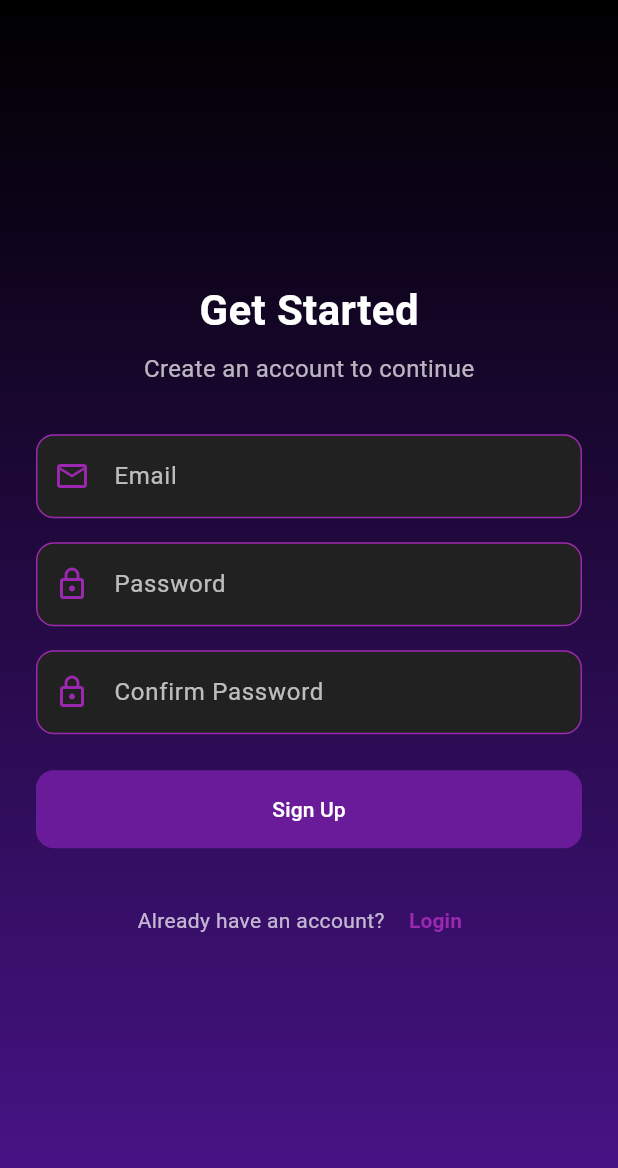
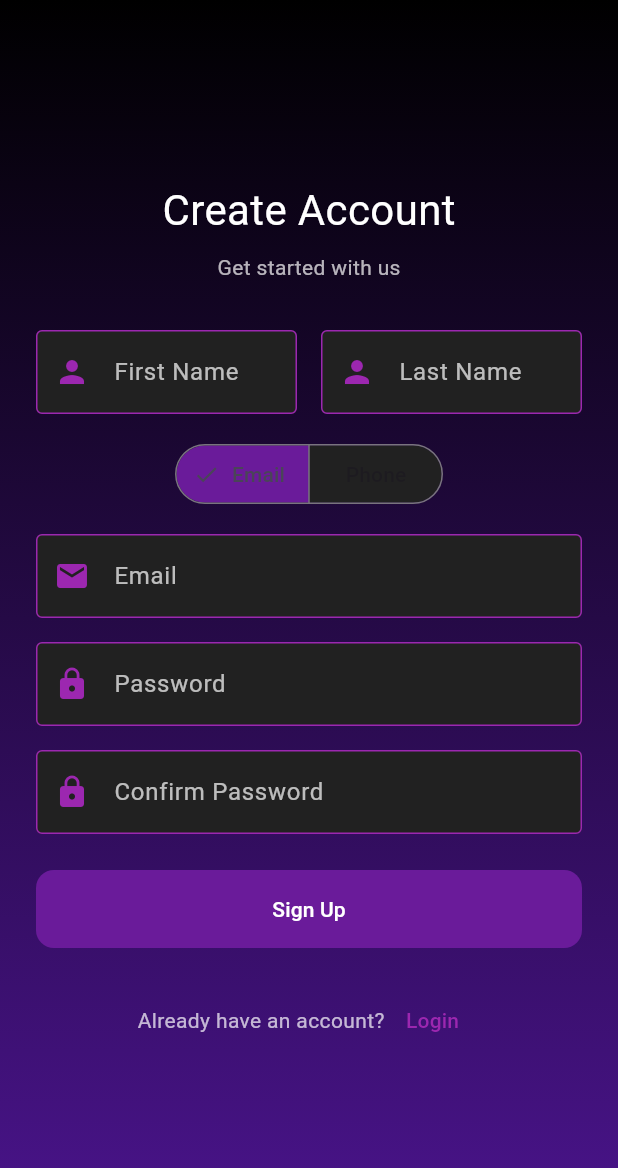
Before and after one commit to leoulendryas/transport_share_app, a Flutter app: the RegisterScreen screen opened by its route, on a phone screen of 412 x 824 dp. Shown: the top 1168 px of the screen. Run offline on Flutter 3.47's test engine with Material 3 defaults, Android fonts, the phone set to English and light mode, and no system bars; our stand-ins replace flutter_animate, flutter_typeahead, geocoding, geolocator, liquid_pull_to_refresh, shared_preferences and 2 more; accounts and stored records are empty.

Commit message:
Update register_screen.dart

```diff
--- a/lib/screens/auth/register_screen.dart
+++ b/lib/screens/auth/register_screen.dart
@@ -1,6 +1,7 @@
 import 'package:flutter/material.dart';
 import 'package:provider/provider.dart';
 import '../../../services/auth_service.dart';
+import 'verify_screen.dart'; // Add this import
 
 class RegisterScreen extends StatefulWidget {
   const RegisterScreen({super.key});
@@ -11,31 +12,19 @@ class RegisterScreen extends StatefulWidget {
 
 class _RegisterScreenState extends State<RegisterScreen> {
   final _formKey = GlobalKey<FormState>();
+  final _firstNameController = TextEditingController();
+  final _lastNameController = TextEditingController();
   final _emailController = TextEditingController();
+  final _phoneController = TextEditingController();
   final _passwordController = TextEditingController();
   final _confirmPasswordController = TextEditingController();
   bool _isLoading = false;
+  bool _useEmail = true;
 
   Future<void> _submit() async {
     if (!_formKey.currentState!.validate()) return;
     if (_passwordController.text != _confirmPasswordController.text) {
-      if (mounted) {
-        ScaffoldMessenger.of(context).showSnackBar(
-          SnackBar(
-            content: const Text('Passwords do not match'),
-            backgroundColor: Colors.purple[800],
-            behavior: SnackBarBehavior.floating,
-            shape: RoundedRectangleBorder(
-              borderRadius: BorderRadius.circular(10),
-            ),
-            action: SnackBarAction(
-              label: 'OK',
-              textColor: Colors.white,
-              onPressed: () {},
-            ),
-          ),
-        );
-      }
+      _showError('Passwords do not match');
       return;
     }
 
@@ -43,40 +32,49 @@ class _RegisterScreenState extends State<RegisterScreen> {
 
     try {
       await Provider.of<AuthService>(context, listen: false).register(
-        email: _emailController.text.trim(),
+        firstName: _firstNameController.text.trim(),
+        lastName: _lastNameController.text.trim(),
+        email: _useEmail ? _emailController.text.trim() : null,
+        phone: !_useEmail ? _phoneController.text.trim() : null,
         password: _passwordController.text.trim(),
       );
+
       if (mounted) {
-        Navigator.pushReplacementNamed(context, '/rides');
-      }
-    } catch (e) {
-      if (mounted) {
-        ScaffoldMessenger.of(context).showSnackBar(
-          SnackBar(
-            content: Text(e.toString()),
-            backgroundColor: Colors.purple[800],
-            behavior: SnackBarBehavior.floating,
-            shape: RoundedRectangleBorder(
-              borderRadius: BorderRadius.circular(10),
-            ),
-            action: SnackBarAction(
-              label: 'OK',
-              textColor: Colors.white,
-              onPressed: () {},
+        // Redirect to verification screen
+        Navigator.pushReplacement(
+          context,
+          MaterialPageRoute(
+            builder: (context) => VerifyScreen(
+              email: _useEmail ? _emailController.text.trim() : null,
+              phone: !_useEmail ? _phoneController.text.trim() : null,
             ),
           ),
         );
       }
+    } catch (e) {
+      _showError(e.toString());
     } finally {
-      if (mounted) {
-        setState(() => _isLoading = false);
+      if (mounted) setState(() => _isLoading = false);
     }
   }
+
+  void _showError(String message) {
+    if (!mounted) return;
+    ScaffoldMessenger.of(context).showSnackBar(
+      SnackBar(
+        content: Text(message),
+        backgroundColor: Colors.purple[800],
+        behavior: SnackBarBehavior.floating,
+        shape: RoundedRectangleBorder(borderRadius: BorderRadius.circular(10)),
+    ));
   }
 
   @override
   void dispose() {
+    _firstNameController.dispose();
+    _lastNameController.dispose();
     _emailController.dispose();
+    _phoneController.dispose();
     _passwordController.dispose();
     _confirmPasswordController.dispose();
     super.dispose();
@@ -89,12 +87,9 @@ class _RegisterScreenState extends State<RegisterScreen> {
       body: Container(
         decoration: BoxDecoration(
           gradient: LinearGradient(
+            colors: [Colors.black, Colors.purple[900]!],
             begin: Alignment.topCenter,
             end: Alignment.bottomCenter,
-            colors: [
-              Colors.black,
-              Colors.purple[900]!,
-            ],
           ),
         ),
         child: Center(
@@ -103,135 +98,141 @@ class _RegisterScreenState extends State<RegisterScreen> {
             child: Form(
               key: _formKey,
               child: Column(
-                mainAxisAlignment: MainAxisAlignment.center,
                 mainAxisSize: MainAxisSize.min,
                 children: [
-                  Text(
-                    'Get Started',
-                    style: TextStyle(
-                      fontSize: 28,
-                      fontWeight: FontWeight.bold,
-                      color: Colors.white,
+                  Text('Create Account',
+                    style: TextStyle(fontSize: 28, color: Colors.white)),
+                  const SizedBox(height: 8),
+                  Text('Get started with us',
+                    style: TextStyle(color: Colors.white70)),
+                  const SizedBox(height: 32),
+
+                  // Name Fields
+                  Row(
+                    children: [
+                      Expanded(
+                        child: _buildTextField(
+                          controller: _firstNameController,
+                          label: 'First Name',
+                          icon: Icons.person,
+                          validator: (v) => v!.isEmpty ? 'Required' : null,
                         ),
                       ),
-                  const SizedBox(height: 8),
-                  Text(
-                    'Create an account to continue',
-                    style: TextStyle(
-                      fontSize: 16,
-                      color: Colors.white.withOpacity(0.7),
+                      const SizedBox(width: 16),
+                      Expanded(
+                        child: _buildTextField(
+                          controller: _lastNameController,
+                          label: 'Last Name',
+                          icon: Icons.person,
+                          validator: (v) => v!.isEmpty ? 'Required' : null,
                         ),
                       ),
-                  const SizedBox(height: 32),
-                  TextFormField(
+                    ],
+                  ),
+                  const SizedBox(height: 16),
+
+                  // Email/Phone Toggle
+                  SegmentedButton<bool>(
+                    segments: const [
+                      ButtonSegment(value: true, label: Text('Email')),
+                      ButtonSegment(value: false, label: Text('Phone')),
+                    ],
+                    selected: {_useEmail},
+                    onSelectionChanged: (Set<bool> newSelection) =>
+                        setState(() => _useEmail = newSelection.first),
+                    style: ButtonStyle(
+                      backgroundColor: WidgetStateProperty.resolveWith<Color>(
+                        (states) => states.contains(WidgetState.selected)
+                            ? Colors.purple[800]!
+                            : Colors.grey[900]!,
+                      ),
+                    ),
+                  ),
+                  const SizedBox(height: 16),
+
+                  // Email/Phone Field
+                  _useEmail
+                      ? _buildTextField(
                           controller: _emailController,
+                          label: 'Email',
+                          icon: Icons.email,
+                          validator: (v) =>
+                              v!.contains('@') ? null : 'Invalid email',
+                        )
+                      : _buildTextField(
+                          controller: _phoneController,
+                          label: 'Phone Number',
+                          icon: Icons.phone,
+                          keyboardType: TextInputType.phone,
+                          validator: (v) =>
+                              v!.length < 10 ? 'Invalid phone' : null,
+                        ),
+
+                  const SizedBox(height: 16),
+                  _buildTextField(
+                    controller: _passwordController,
+                    label: 'Password',
+                    icon: Icons.lock,
+                    obscureText: true,
+                    validator: (v) =>
+                        v!.length < 6 ? 'Min 6 characters' : null,
+                  ),
+                  const SizedBox(height: 16),
+                  _buildTextField(
+                    controller: _confirmPasswordController,
+                    label: 'Confirm Password',
+                    icon: Icons.lock,
+                    obscureText: true,
+                    validator: (v) =>
+                        v != _passwordController.text ? 'Mismatch' : null,
+                  ),
+                  const SizedBox(height: 24),
+                  _buildRegisterButton(),
+                  const SizedBox(height: 24),
+                  _buildLoginPrompt(),
+                ],
+              ),
+            ),
+          ),
+        ),
+      ),
+    );
+  }
+
+  Widget _buildTextField({
+    required TextEditingController controller,
+    required String label,
+    required IconData icon,
+    bool obscureText = false,
+    TextInputType? keyboardType,
+    String? Function(String?)? validator,
+  }) {
+    return TextFormField(
+      controller: controller,
       style: const TextStyle(color: Colors.white),
+      obscureText: obscureText,
+      keyboardType: keyboardType,
+      validator: validator,
       decoration: InputDecoration(
-                      labelText: 'Email',
+        labelText: label,
         labelStyle: TextStyle(color: Colors.white.withOpacity(0.7)),
-                      prefixIcon: const Icon(Icons.email_outlined, color: Colors.purple),
-                      border: OutlineInputBorder(
-                        borderRadius: BorderRadius.circular(12),
-                      ),
-                      enabledBorder: OutlineInputBorder(
-                        borderSide: const BorderSide(color: Colors.purple),
-                        borderRadius: BorderRadius.circular(12),
-                      ),
-                      focusedBorder: OutlineInputBorder(
-                        borderSide: const BorderSide(color: Colors.purple),
-                        borderRadius: BorderRadius.circular(12),
-                      ),
+        prefixIcon: Icon(icon, color: Colors.purple),
         filled: true,
         fillColor: Colors.grey[900],
+        border: OutlineInputBorder(borderRadius: BorderRadius.circular(12)),
+        enabledBorder: const OutlineInputBorder(
+          borderSide: BorderSide(color: Colors.purple)),
       ),
-                    keyboardType: TextInputType.emailAddress,
-                    textInputAction: TextInputAction.next,
-                    validator: (value) {
-                      if (value == null || value.isEmpty) {
-                        return 'Please enter your email';
+    );
   }
-                      if (!value.contains('@')) {
-                        return 'Please enter a valid email';
-                      }
-                      return null;
-                    },
-                  ),
-                  const SizedBox(height: 16),
-                  TextFormField(
-                    controller: _passwordController,
-                    style: const TextStyle(color: Colors.white),
-                    decoration: InputDecoration(
-                      labelText: 'Password',
-                      labelStyle: TextStyle(color: Colors.white.withOpacity(0.7)),
-                      prefixIcon: const Icon(Icons.lock_outlined, color: Colors.purple),
-                      border: OutlineInputBorder(
-                        borderRadius: BorderRadius.circular(12),
-                      ),
-                      enabledBorder: OutlineInputBorder(
-                        borderSide: const BorderSide(color: Colors.purple),
-                        borderRadius: BorderRadius.circular(12),
-                      ),
-                      focusedBorder: OutlineInputBorder(
-                        borderSide: const BorderSide(color: Colors.purple),
-                        borderRadius: BorderRadius.circular(12),
-                      ),
-                      filled: true,
-                      fillColor: Colors.grey[900],
-                    ),
-                    obscureText: true,
-                    textInputAction: TextInputAction.next,
-                    validator: (value) {
-                      if (value == null || value.isEmpty) {
-                        return 'Please enter your password';
-                      }
-                      if (value.length < 6) {
-                        return 'Password must be at least 6 characters';
-                      }
-                      return null;
-                    },
-                  ),
-                  const SizedBox(height: 16),
-                  TextFormField(
-                    controller: _confirmPasswordController,
-                    style: const TextStyle(color: Colors.white),
-                    decoration: InputDecoration(
-                      labelText: 'Confirm Password',
-                      labelStyle: TextStyle(color: Colors.white.withOpacity(0.7)),
-                      prefixIcon: const Icon(Icons.lock_outlined, color: Colors.purple),
-                      border: OutlineInputBorder(
-                        borderRadius: BorderRadius.circular(12),
-                      ),
-                      enabledBorder: OutlineInputBorder(
-                        borderSide: const BorderSide(color: Colors.purple),
-                        borderRadius: BorderRadius.circular(12),
-                      ),
-                      focusedBorder: OutlineInputBorder(
-                        borderSide: const BorderSide(color: Colors.purple),
-                        borderRadius: BorderRadius.circular(12),
-                      ),
-                      filled: true,
-                      fillColor: Colors.grey[900],
-                    ),
-                    obscureText: true,
-                    textInputAction: TextInputAction.done,
-                    validator: (value) {
-                      if (value == null || value.isEmpty) {
-                        return 'Please confirm your password';
-                      }
-                      if (value != _passwordController.text) {
-                        return 'Passwords do not match';
-                      }
-                      return null;
-                    },
-                    onFieldSubmitted: (_) => _submit(),
-                  ),
-                  const SizedBox(height: 24),
-                  FilledButton(
+
+  Widget _buildRegisterButton() {
+    return FilledButton(
       onPressed: _isLoading ? null : _submit,
       style: FilledButton.styleFrom(
         backgroundColor: Colors.purple[800],
+        minimumSize: const Size(double.infinity, 50),
         padding: const EdgeInsets.symmetric(vertical: 16),
-                      minimumSize: const Size(double.infinity, 50),
         shape: RoundedRectangleBorder(
           borderRadius: BorderRadius.circular(12),
         ),
@@ -246,38 +247,20 @@ class _RegisterScreenState extends State<RegisterScreen> {
               ),
             )
           : const Text('Sign Up', style: TextStyle(color: Colors.white)),
-                  ),
-                  const SizedBox(height: 24),
-                  Row(
+    );
+  }
+
+  Widget _buildLoginPrompt() {
+    return Row(
       mainAxisAlignment: MainAxisAlignment.center,
       children: [
-                      Text(
-                        "Already have an account?",
-                        style: TextStyle(
-                          color: Colors.white.withOpacity(0.7),
-                        ),
-                      ),
+        Text("Already have an account?",
+          style: TextStyle(color: Colors.white70)),
         TextButton(
           onPressed: () => Navigator.pushReplacementNamed(context, '/login'),
-                        style: TextButton.styleFrom(
-                          padding: const EdgeInsets.only(left: 4),
-                        ),
-                        child: Text(
-                          'Login',
-                          style: TextStyle(
-                            color: Colors.purple,
-                            fontWeight: FontWeight.bold,
-                          ),
-                        ),
+          child: const Text('Login', style: TextStyle(color: Colors.purple)),
         ),
       ],
-                  ),
-                ],
-              ),
-            ),
-          ),
-        ),
-      ),
     );
   }
 }
```
Lines whose indentation alone changed are shown as unchanged.
